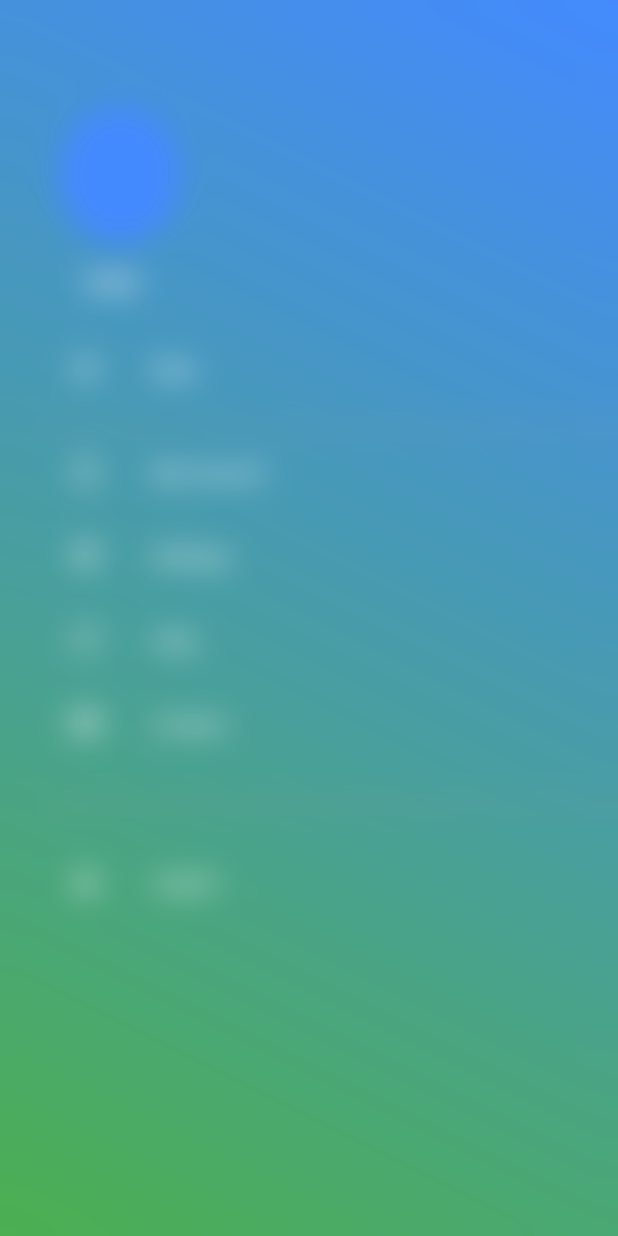
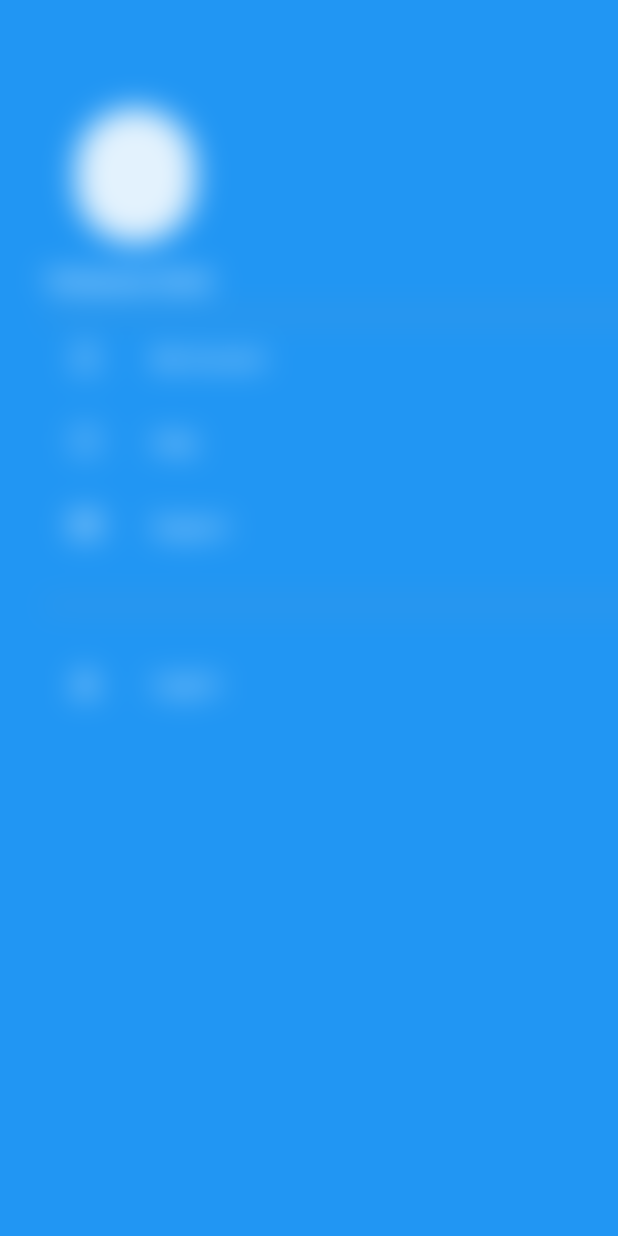
Before and after one commit to binyamindavid/digi, a Flutter app: the NavigationDrawer widget shown alone on an empty page, opened directly, on a phone screen of 412 x 824 dp. Run offline on Flutter 3.47's test engine with Material 2 defaults, Android fonts, the phone set to English and light mode, and no system bars; our stand-ins replace firebase_auth, flutter_inner_drawer, flutter_redux, font_awesome_flutter, line_awesome_icons, redux; missing offline and left inert: dash_chat, redux_logging; accounts and stored records are empty.

Commit message:
ui small changes

```diff
--- a/lib/screens/app_base_screen.dart
+++ b/lib/screens/app_base_screen.dart
@@ -156,7 +156,7 @@ class _AppBaseState extends State<AppBase> with TickerProviderStateMixin {
                     key: _destinationKeys[destination.index],
                     child: _index == 0
                         ? HomePage(
-                            "Welcome",
+                            "Welcome ..",
                             menuClicked: () {
                               print("clicked in base");
                               _controller.status == AnimationStatus.completed ||
--- a/lib/screens/fragments/navigation_drawers/navigation_drawer.dart
+++ b/lib/screens/fragments/navigation_drawers/navigation_drawer.dart
@@ -26,12 +26,12 @@ class NavigationDrawer extends StatelessWidget {
                 //stops: [0.1, 0.5,0.5, 0.7, 0.9],
                 colors: [
                   ColorTween(
-                    begin: Colors.blueAccent,
-                    end: Colors.blueGrey[400].withRed(100),
+                    begin: Colors.blue,
+                    end: Colors.blue,
                   ).lerp(dragUpdate),
                   ColorTween(
-                    begin: Colors.green,
-                    end: Colors.blueGrey[800].withGreen(80),
+                    begin: Colors.blue,
+                    end: Colors.red,
                   ).lerp(dragUpdate),
                 ],
               ),
@@ -56,40 +56,40 @@ class NavigationDrawer extends StatelessWidget {
                                 child: Container(
                                   height: 90,
                                   width: 90,
-                                  color: Colors.blueAccent,
+                                  color: Colors.blue[50],
                                 ),
                                 borderRadius: BorderRadius.circular(50),
                               ),
                             ),
                             Text(
-                              "User",
+                              "Yohanne Smit",
                               style:
                                   TextStyle(color: Colors.white, fontSize: 18),
                             )
                           ],
                           //mainAxisAlignment: MainAxisAlignment.center,
                         ),
-                        Padding(
-                          padding: EdgeInsets.all(10),
-                        ),
-                        Material(
-                          color: Colors.transparent,
-                          child: InkWell(
-                              onTap: () => print("Rate us"),
-                              child: ListTile(
-                                  title: Text(
-                                    "Rate",
-                                    style: TextStyle(
-                                        color: Colors.white, fontSize: 14),
-                                  ),
-                                  leading: Icon(
-                                    hasRated
-                                        ? LineAwesomeIcons.star
-                                        : LineAwesomeIcons.star_o,
-                                    color: Colors.white,
-                                    size: 22,
-                                  ))),
-                        ),
+                        //Padding(
+                          //padding: EdgeInsets.all(10),
+                        //),
+                        // Material(
+                        //   color: Colors.transparent,
+                        //   child: InkWell(
+                        //       onTap: () => print("Rate us"),
+                        //       child: ListTile(
+                        //           title: Text(
+                        //             "Rate",
+                        //             style: TextStyle(
+                        //                 color: Colors.white, fontSize: 14),
+                        //           ),
+                        //           leading: Icon(
+                        //             hasRated
+                        //                 ? LineAwesomeIcons.star
+                        //                 : LineAwesomeIcons.star_o,
+                        //             color: Colors.white,
+                        //             size: 22,
+                        //           ))),
+                        // ),
                         Padding(
                           padding: const EdgeInsets.only(top: 12.0),
                           child: Container(
@@ -113,22 +113,22 @@ class NavigationDrawer extends StatelessWidget {
                                     size: 22,
                                   ))),
                         ),
-                        Material(
-                          color: Colors.transparent,
-                          child: InkWell(
-                              onTap: () => print("Settings"),
-                              child: ListTile(
-                                  title: Text(
-                                    "Settings",
-                                    style: TextStyle(
-                                        color: Colors.white, fontSize: 14),
-                                  ),
-                                  leading: Icon(
-                                    LineAwesomeIcons.cog,
-                                    color: Colors.white,
-                                    size: 22,
-                                  ))),
-                        ),
+                        // Material(
+                        //   color: Colors.transparent,
+                        //   child: InkWell(
+                        //       onTap: () => print("Settings"),
+                        //       child: ListTile(
+                        //           title: Text(
+                        //             "Settings",
+                        //             style: TextStyle(
+                        //                 color: Colors.white, fontSize: 14),
+                        //           ),
+                        //           leading: Icon(
+                        //             LineAwesomeIcons.cog,
+                        //             color: Colors.white,
+                        //             size: 22,
+                        //           ))),
+                        // ),
                         Material(
                           color: Colors.transparent,
                           child: InkWell(
@@ -151,7 +151,7 @@ class NavigationDrawer extends StatelessWidget {
                               onTap: () => print("Contact us"),
                               child: ListTile(
                                   title: Text(
-                                    "Contact",
+                                    "Support",
                                     style: TextStyle(
                                         color: Colors.white, fontSize: 14),
                                   ),
```
Also changed, not shown: lib/screens/fragments/chat_fragment.dart (+56 -49 lines), lib/screens/home_page.dart (+11 -13 lines).
